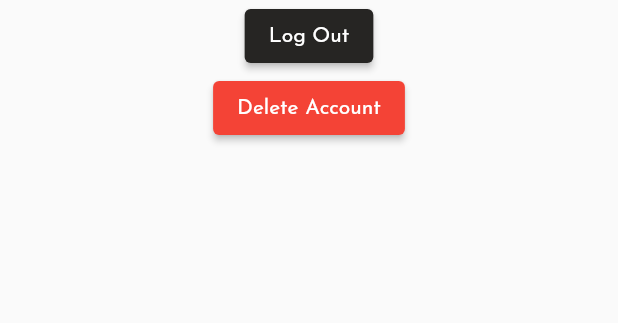
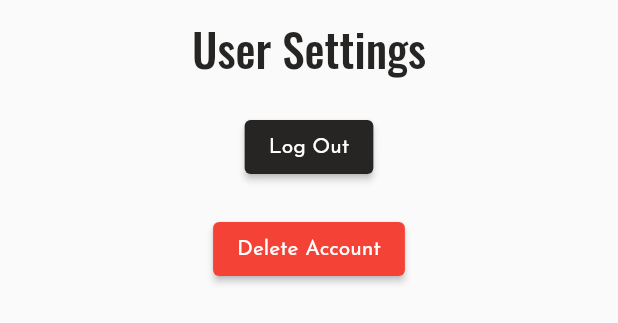
Before and after one commit to jnees/capstone, a Flutter app: the SettingsPage widget shown alone on an empty page, opened directly, on a phone screen of 412 x 824 dp. Shown: the top 323 px of the screen. Run offline on Flutter 3.47's test engine with Material 2 defaults, Android fonts, the light colour scheme and no system bars; our stand-ins replace firebase_auth, firebase_core, flutter_signin_button, flutter_svg, google_sign_in; accounts and stored records are empty; network calls fail.

Commit message:
Settings Page styling
- add spacing & header to Settings Page

```diff
--- a/jam_scene_UI/lib/screens/settings_page.dart
+++ b/jam_scene_UI/lib/screens/settings_page.dart
@@ -1,6 +1,7 @@
 import 'package:firebase_auth/firebase_auth.dart';
 import 'package:flutter/material.dart';
 import 'package:http/http.dart' as http;
+import 'package:jam_scene/styles.dart';
 
 class SettingsPage extends StatefulWidget {
   const SettingsPage({Key? key}) : super(key: key);
@@ -52,8 +53,20 @@ class _SettingsPageState extends State<SettingsPage> {
     return Center(
       child: Column(
         children: [
-          ElevatedButton(onPressed: _logOut, child: const Text("Log Out")),
-          ElevatedButton(
+          const Padding(
+            padding: EdgeInsets.all(10.0),
+            child: Text(
+              "User Settings",
+              style: Styles.titleMedium,
+              ),
+          ),
+          Padding(
+            padding: const EdgeInsets.all(10.0),
+            child: ElevatedButton(onPressed: _logOut, child: const Text("Log Out")),
+          ),
+          Padding(
+            padding: const EdgeInsets.all(10.0),
+            child: ElevatedButton(
                 style: ElevatedButton.styleFrom(
                   primary: Colors.red,
                 ),
@@ -62,6 +75,7 @@ class _SettingsPageState extends State<SettingsPage> {
                     context: context,
                     barrierDismissible: true),
                 child: const Text("Delete Account")),
+          ),
         ],
       ),
     );
```
Lines whose indentation alone changed are shown as unchanged.
